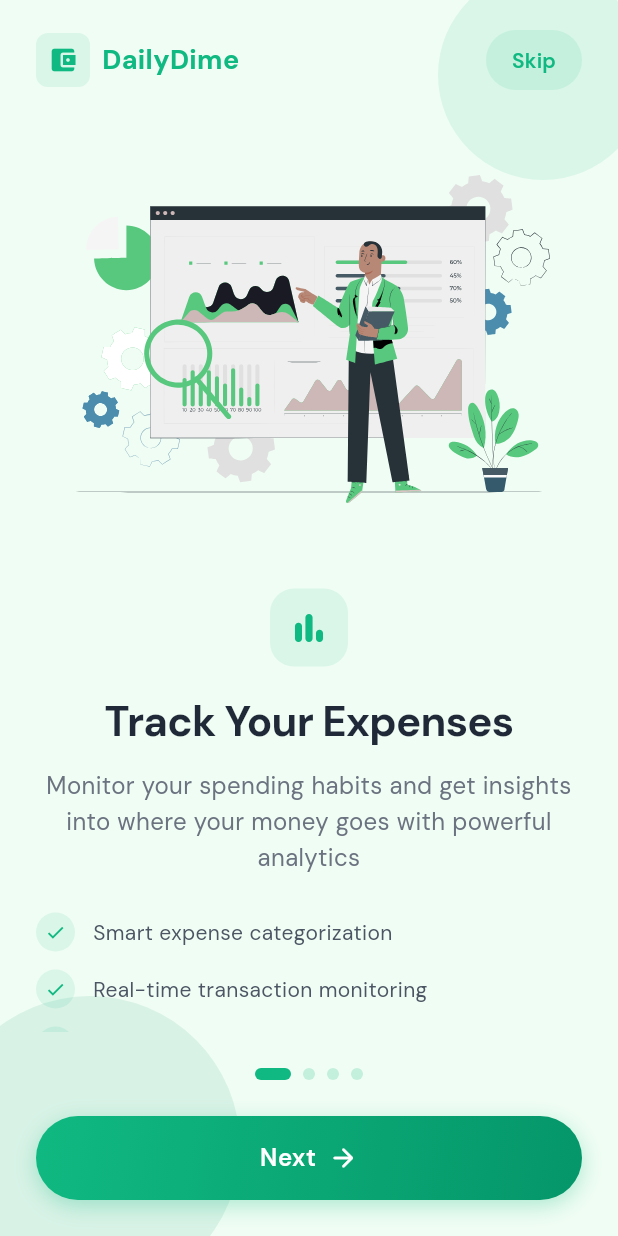
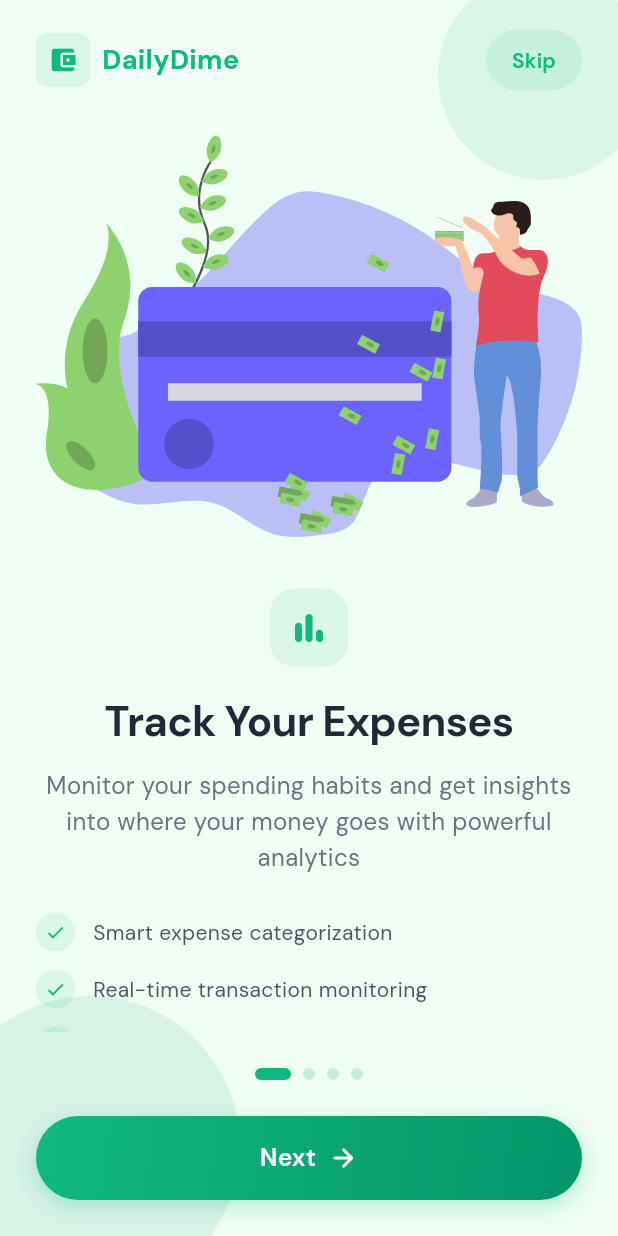
Before and after one commit to CHEGEBB/DailyDime, a Flutter app: the screen it shows after launch, on a phone screen of 412 x 824 dp. Run offline on Flutter 3.47's test engine with Material 3 defaults, Android fonts, the phone set to English and light mode, and no system bars; our stand-ins replace animate_do, appwrite, cached_network_image, device_info_plus, file_picker, fl_chart and 16 more; missing offline and left inert: another_telephony, workmanager; accounts and stored records are empty; network calls fail; project files that could hold a hidden picture were left out.

```diff
--- a/dailydime/lib/screens/auth/onboarding_screen.dart
+++ b/dailydime/lib/screens/auth/onboarding_screen.dart
@@ -38,7 +38,7 @@ class _OnboardingScreenState extends State<OnboardingScreen>
     OnboardingItem(
       title: 'Track Your Expenses',
       description: 'Monitor your spending habits and get insights into where your money goes with powerful analytics',
-      lottieAsset: 'assets/animations/tracker.json',
+      lottieAsset: 'assets/animations/money_coins.json',
       backgroundColor: const Color(0xFFF0FDF4),
       primaryColor: const Color(0xFF10B981),
       secondaryColor: const Color(0xFF059669),
@@ -270,7 +270,7 @@ class _OnboardingScreenState extends State<OnboardingScreen>
       return Scaffold(
         body: Center(
           child: Lottie.asset(
-            'assets/animations/lottie/loading.json',
+            'assets/animations/loading2.json',
             width: 120,
             height: 120,
           ),
```
Also changed, not shown: dailydime/assets/animations/loading2.json (added, +1 -0 lines).
